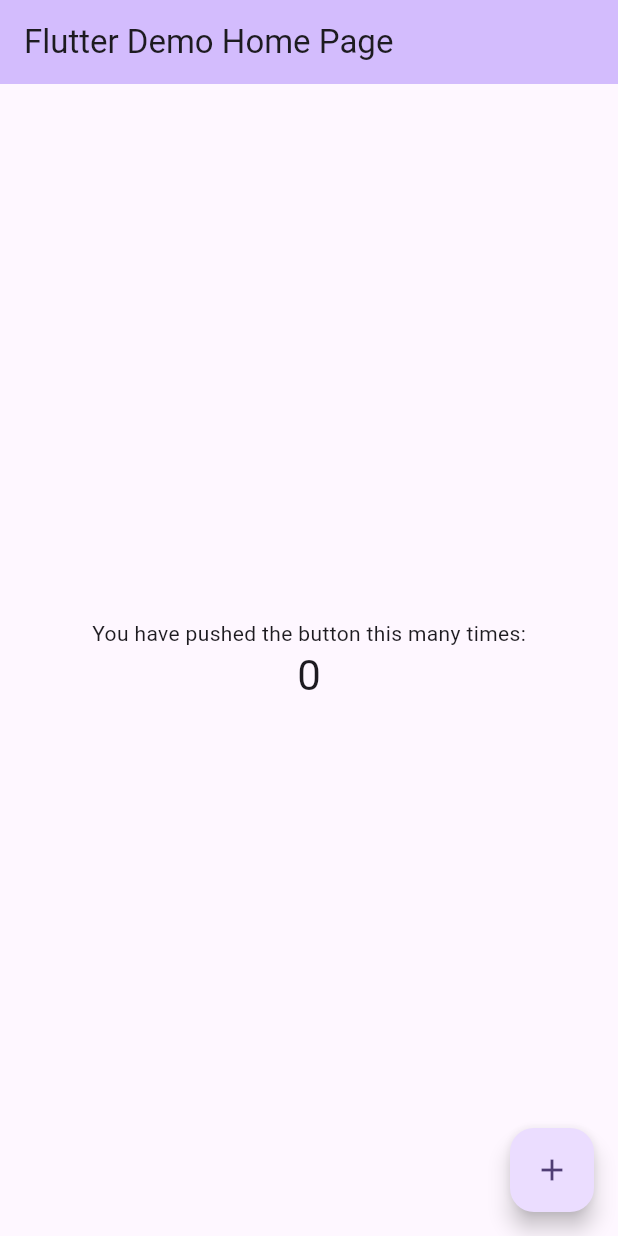
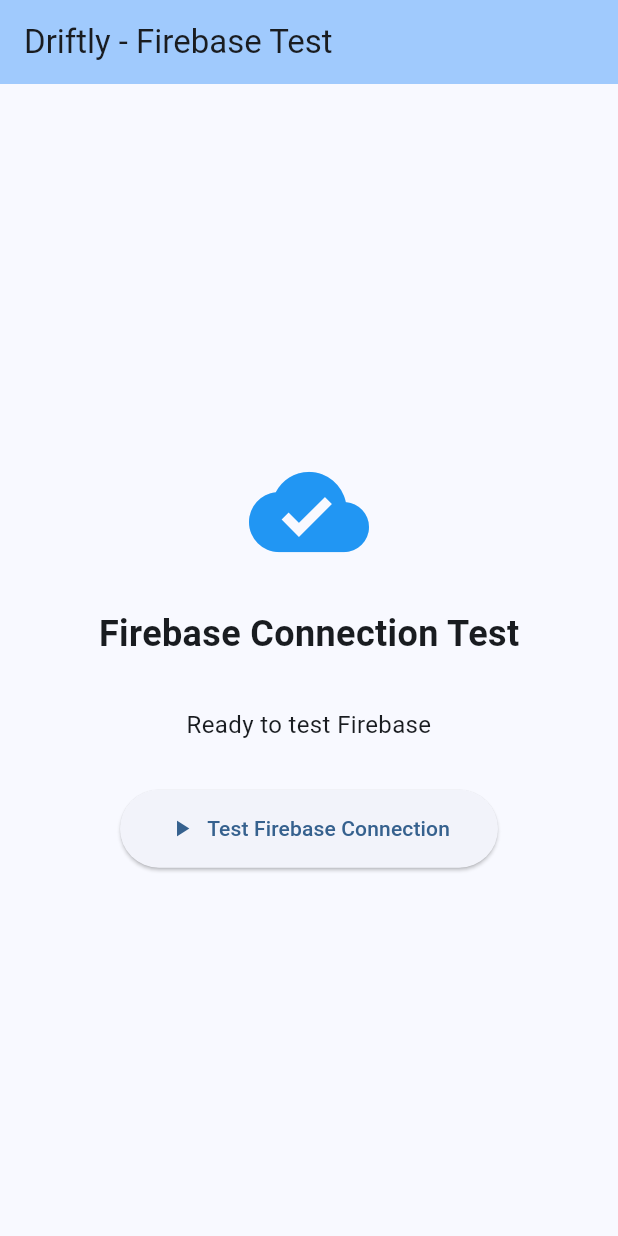
Before and after one commit to HughieMM/Cruise_App, a Flutter app: the screen it shows after launch, on a phone screen of 412 x 824 dp. Run offline on Flutter 3.47's test engine with Material 3 defaults, Android fonts, the phone set to English and light mode, and no system bars; our stand-ins replace cloud_firestore, firebase_core; accounts and stored records are empty.

Commit message:
Initialize Firebase and add connection test screen
- Added Firebase.initializeApp() in main() with async/await
- Created Firebase connection test UI
- Test writes and reads from Firestore 'test' collection
- Shows success/error messages with visual feedback
- Ready for Firebase Console configuration

```diff
--- a/driftly/lib/main.dart
+++ b/driftly/lib/main.dart
@@ -1,6 +1,14 @@
 import 'package:flutter/material.dart';
+import 'package:firebase_core/firebase_core.dart';
+import 'package:cloud_firestore/cloud_firestore.dart';
 
-void main() {
+void main() async {
+  // Ensure Flutter bindings are initialized
+  WidgetsFlutterBinding.ensureInitialized();
+
+  // Initialize Firebase
+  await Firebase.initializeApp();
+
   runApp(const MyApp());
 }
 
@@ -11,26 +19,12 @@ class MyApp extends StatelessWidget {
   @override
   Widget build(BuildContext context) {
     return MaterialApp(
-      title: 'Flutter Demo',
+      title: 'Driftly',
       theme: ThemeData(
-        // This is the theme of your application.
-        //
-        // TRY THIS: Try running your application with "flutter run". You'll see
-        // the application has a purple toolbar. Then, without quitting the app,
-        // try changing the seedColor in the colorScheme below to Colors.green
-        // and then invoke "hot reload" (save your changes or press the "hot
-        // reload" button in a Flutter-supported IDE, or press "r" if you used
-        // the command line to start the app).
-        //
-        // Notice that the counter didn't reset back to zero; the application
-        // state is not lost during the reload. To reset the state, use hot
-        // restart instead.
-        //
-        // This works for code too, not just values: Most code changes can be
-        // tested with just a hot reload.
-        colorScheme: .fromSeed(seedColor: Colors.deepPurple),
+        colorScheme: ColorScheme.fromSeed(seedColor: Colors.blue),
+        useMaterial3: true,
       ),
-      home: const MyHomePage(title: 'Flutter Demo Home Page'),
+      home: const MyHomePage(title: 'Driftly - Firebase Test'),
     );
   }
 }
@@ -54,68 +48,92 @@ class MyHomePage extends StatefulWidget {
 }
 
 class _MyHomePageState extends State<MyHomePage> {
-  int _counter = 0;
+  String _status = 'Ready to test Firebase';
+  bool _isLoading = false;
 
-  void _incrementCounter() {
+  Future<void> _testFirebaseConnection() async {
     setState(() {
-      // This call to setState tells the Flutter framework that something has
-      // changed in this State, which causes it to rerun the build method below
-      // so that the display can reflect the updated values. If we changed
-      // _counter without calling setState(), then the build method would not be
-      // called again, and so nothing would appear to happen.
-      _counter++;
+      _isLoading = true;
+      _status = 'Testing Firebase connection...';
     });
+
+    try {
+      // Test Firestore write
+      final firestore = FirebaseFirestore.instance;
+      final testDoc = firestore.collection('test').doc('connection_test');
+
+      await testDoc.set({
+        'message': 'Hello from Driftly!',
+        'timestamp': FieldValue.serverTimestamp(),
+        'platform': 'iOS',
+      });
+
+      // Test Firestore read
+      final snapshot = await testDoc.get();
+      if (snapshot.exists) {
+        setState(() {
+          _status = '✅ Firebase Connected!\n\nData written and read successfully.';
+          _isLoading = false;
+        });
+      }
+    } catch (e) {
+      setState(() {
+        _status = '❌ Firebase Error:\n\n$e';
+        _isLoading = false;
+      });
+    }
   }
 
   @override
   Widget build(BuildContext context) {
-    // This method is rerun every time setState is called, for instance as done
-    // by the _incrementCounter method above.
-    //
-    // The Flutter framework has been optimized to make rerunning build methods
-    // fast, so that you can just rebuild anything that needs updating rather
-    // than having to individually change instances of widgets.
     return Scaffold(
       appBar: AppBar(
-        // TRY THIS: Try changing the color here to a specific color (to
-        // Colors.amber, perhaps?) and trigger a hot reload to see the AppBar
-        // change color while the other colors stay the same.
         backgroundColor: Theme.of(context).colorScheme.inversePrimary,
-        // Here we take the value from the MyHomePage object that was created by
-        // the App.build method, and use it to set our appbar title.
         title: Text(widget.title),
       ),
       body: Center(
-        // Center is a layout widget. It takes a single child and positions it
-        // in the middle of the parent.
+        child: Padding(
+          padding: const EdgeInsets.all(24.0),
           child: Column(
-          // Column is also a layout widget. It takes a list of children and
-          // arranges them vertically. By default, it sizes itself to fit its
-          // children horizontally, and tries to be as tall as its parent.
-          //
-          // Column has various properties to control how it sizes itself and
-          // how it positions its children. Here we use mainAxisAlignment to
-          // center the children vertically; the main axis here is the vertical
-          // axis because Columns are vertical (the cross axis would be
-          // horizontal).
-          //
-          // TRY THIS: Invoke "debug painting" (choose the "Toggle Debug Paint"
-          // action in the IDE, or press "p" in the console), to see the
-          // wireframe for each widget.
-          mainAxisAlignment: .center,
+            mainAxisAlignment: MainAxisAlignment.center,
             children: [
-            const Text('You have pushed the button this many times:'),
+              const Icon(
+                Icons.cloud_done,
+                size: 80,
+                color: Colors.blue,
+              ),
+              const SizedBox(height: 24),
+              const Text(
+                'Firebase Connection Test',
+                style: TextStyle(
+                  fontSize: 24,
+                  fontWeight: FontWeight.bold,
+                ),
+              ),
+              const SizedBox(height: 32),
               Text(
-              '$_counter',
-              style: Theme.of(context).textTheme.headlineMedium,
+                _status,
+                textAlign: TextAlign.center,
+                style: const TextStyle(fontSize: 16),
+              ),
+              const SizedBox(height: 32),
+              if (_isLoading)
+                const CircularProgressIndicator()
+              else
+                ElevatedButton.icon(
+                  onPressed: _testFirebaseConnection,
+                  icon: const Icon(Icons.play_arrow),
+                  label: const Text('Test Firebase Connection'),
+                  style: ElevatedButton.styleFrom(
+                    padding: const EdgeInsets.symmetric(
+                      horizontal: 32,
+                      vertical: 16,
+                    ),
+                  ),
                 ),
             ],
           ),
         ),
-      floatingActionButton: FloatingActionButton(
-        onPressed: _incrementCounter,
-        tooltip: 'Increment',
-        child: const Icon(Icons.add),
       ),
     );
   }
```
Lines whose indentation alone changed are shown as unchanged.
